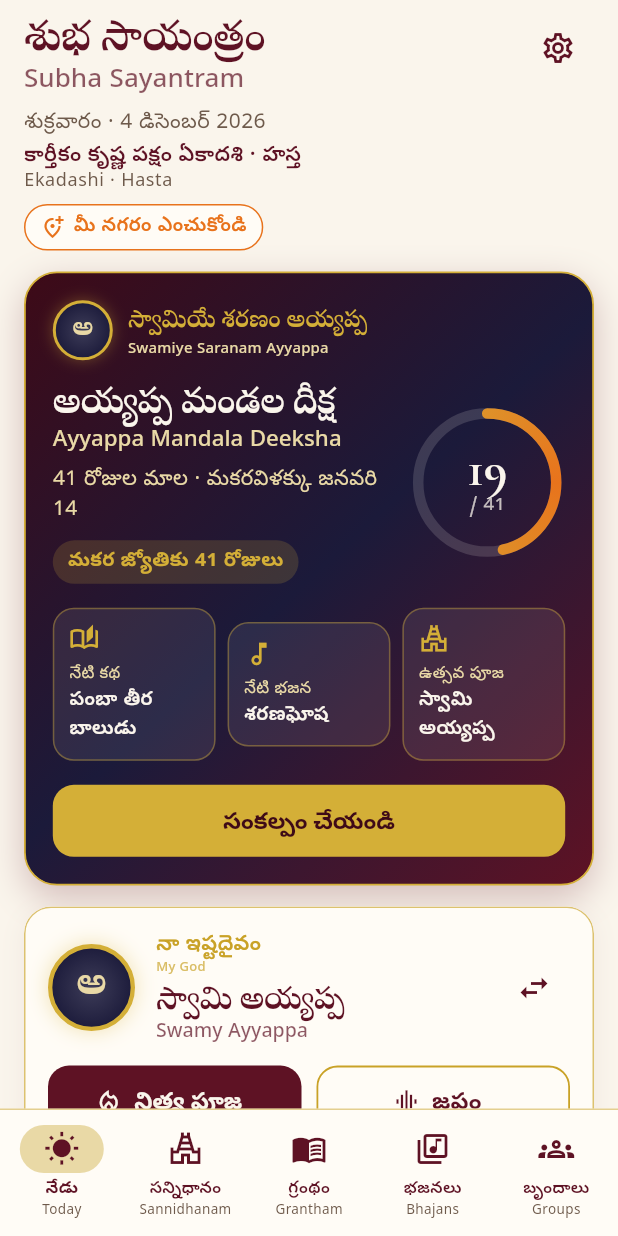
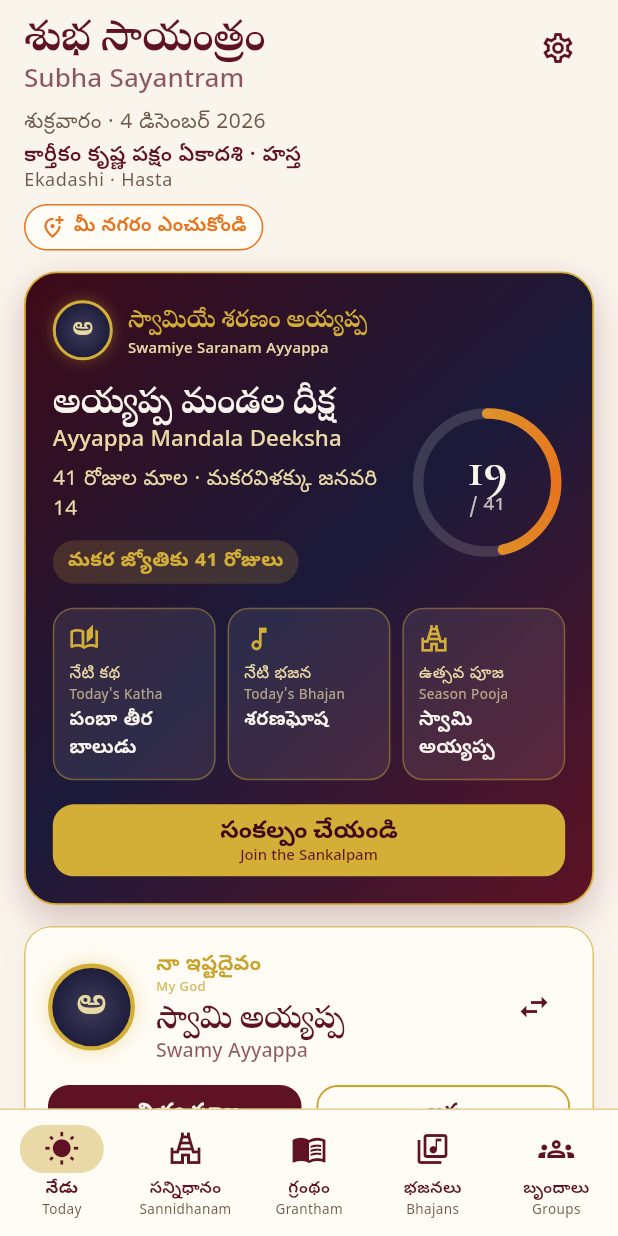
Before and after one commit to sharathvajrala/kalpam, a Flutter app: the KalpamShell screen opened directly, on a phone screen of 412 x 824 dp. Run offline on Flutter 3.47's test engine with Material 3 defaults, Android fonts, the phone set to English and light mode, and no system bars; our stand-ins replace flutter_tts, geolocator, material_ui, share_plus, shared_preferences; accounts and stored records are empty; statements that could not run were skipped.

Commit message:
Today group 1: bilingual labels throughout, equal-height hero tiles, review screenshots
Co-Authored-By: Claude Opus 5.5 <noreply@anthropic.com>
Claude-Session: https://claude.ai/code/session_01PxdLss4LD5BuUetDNkEMtc

```diff
--- a/lib/features/today/today_screen.dart
+++ b/lib/features/today/today_screen.dart
@@ -216,12 +216,13 @@ class FlagshipHero extends StatelessWidget {
         ]),
         if (state.phase != FlagshipPhase.teaser && state.phase != FlagshipPhase.closing) ...[
           const SizedBox(height: 16),
-          Row(children: [
+          IntrinsicHeight(child: Row(crossAxisAlignment: CrossAxisAlignment.stretch, children: [
             if (katha != null)
               Expanded(
                 child: _HeroTile(
                   icon: Icons.auto_stories_outlined,
                   label: l.todayKatha,
+                  label2: context.l2.todayKatha,
                   value: context.t(katha.title),
                   onTap: () => Navigator.of(context).push(MaterialPageRoute(builder: (_) => VratamScreen(vratamId: vratam!.id, initialTab: VratamTab.katha))),
                 ),
@@ -232,6 +233,7 @@ class FlagshipHero extends StatelessWidget {
                 child: _HeroTile(
                   icon: Icons.music_note_outlined,
                   label: l.todayBhajan,
+                  label2: context.l2.todayBhajan,
                   value: context.t(bhajan.title),
                   onTap: () => Navigator.of(context).push(MaterialPageRoute(builder: (_) => BhajanPlayerScreen(bhajanId: bhajan.id))),
                 ),
@@ -242,11 +244,12 @@ class FlagshipHero extends StatelessWidget {
               child: _HeroTile(
                 icon: Icons.temple_hindu_outlined,
                 label: l.seasonPooja,
+                  label2: context.l2.seasonPooja,
                 value: context.t(deity.name),
                 onTap: () => Navigator.of(context).push(MaterialPageRoute(builder: (_) => PoojaSetupScreen(deityId: deity.id))),
               ),
             ),
-          ]),
+          ])),
         ],
         if (state.phase == FlagshipPhase.teaser && vratam != null) ...[
           const SizedBox(height: 12),
@@ -259,10 +262,11 @@ class FlagshipHero extends StatelessWidget {
         ],
         const SizedBox(height: 16),
         if (state.phase == FlagshipPhase.closing && vratam != null && record != null)
-          _heroButton(context, l.beginUdyapanam, () => Navigator.of(context).push(
+          _heroButton(context, l.beginUdyapanam, context.l2.beginUdyapanam, () => Navigator.of(context).push(
               MaterialPageRoute(builder: (_) => VratamScreen(vratamId: vratam.id, initialTab: VratamTab.udyapanam))))
         else
-          _heroButton(context, joined ? l.continueLabel : l.joinSankalpam, openJoin, key: const ValueKey('hero-join')),
+          _heroButton(context, joined ? l.continueLabel : l.joinSankalpam,
+              joined ? context.l2.continueLabel : context.l2.joinSankalpam, openJoin, key: const ValueKey('hero-join')),
         if (state.phase == FlagshipPhase.closing && state.next != null) ...[
           const SizedBox(height: 10),
           Text(l.nextFlagship(context.t(state.next!.title)), style: const TextStyle(color: K.goldSoft, fontWeight: FontWeight.w600)),
@@ -271,21 +275,27 @@ class FlagshipHero extends StatelessWidget {
     );
   }
 
-  Widget _heroButton(BuildContext context, String label, VoidCallback onTap, {Key? key}) => SizedBox(
+  Widget _heroButton(BuildContext context, String label, String label2, VoidCallback onTap, {Key? key}) => SizedBox(
         width: double.infinity,
         child: FilledButton(
           key: key,
           style: FilledButton.styleFrom(backgroundColor: K.goldBright, foregroundColor: K.maroonDeep),
           onPressed: onTap,
-          child: Text(label),
+          child: Padding(
+            padding: const EdgeInsets.symmetric(vertical: 6),
+            child: BiPair(label, label2,
+                align: CrossAxisAlignment.center,
+                style: const TextStyle(fontSize: 16, fontWeight: FontWeight.w700, color: K.maroonDeep),
+                secondaryColor: K.maroon),
+          ),
         ),
       );
 }
 
 class _HeroTile extends StatelessWidget {
-  const _HeroTile({required this.icon, required this.label, required this.value, required this.onTap});
+  const _HeroTile({required this.icon, required this.label, required this.label2, required this.value, required this.onTap});
   final IconData icon;
-  final String label, value;
+  final String label, label2, value;
   final VoidCallback onTap;
   @override
   Widget build(BuildContext context) => Material(
@@ -302,6 +312,7 @@ class _HeroTile extends StatelessWidget {
               Icon(icon, color: K.goldBright, size: 20),
               const SizedBox(height: 6),
               Text(label, style: const TextStyle(color: K.goldSoft, fontSize: 11)),
+              Text(label2, style: TextStyle(color: K.goldSoft.withValues(alpha: 0.7), fontSize: 9)),
               Text(value, maxLines: 2, overflow: TextOverflow.ellipsis,
                   style: const TextStyle(color: K.ivory, fontSize: 13, fontWeight: FontWeight.w600)),
             ]),
@@ -399,7 +410,8 @@ class MyGodCard extends StatelessWidget {
                 Navigator.of(context).push(MaterialPageRoute(builder: (_) => PoojaSetupScreen(deityId: d.id)));
               },
               icon: const Icon(Icons.local_fire_department_outlined),
-              label: Text(context.l.dailyPooja),
+              label: BiPair(context.l.dailyPooja, context.l2.dailyPooja,
+                  style: const TextStyle(fontSize: 15, fontWeight: FontWeight.w600, color: K.ivory), secondaryColor: K.goldSoft),
             ),
           ),
           const SizedBox(width: 10),
@@ -414,7 +426,8 @@ class MyGodCard extends StatelessWidget {
                 }
               },
               icon: const Icon(Icons.graphic_eq),
-              label: Text(context.l.chanting),
+              label: BiPair(context.l.chanting, context.l2.chanting,
+                  style: const TextStyle(fontSize: 15, fontWeight: FontWeight.w600, color: K.maroon)),
             ),
           ),
         ]),
@@ -460,9 +473,10 @@ class _TodayStrip extends StatelessWidget {
     final wg = app.weekdayGod;
     final parayanam = app.repo.parayanamFor(app.today.weekday);
 
-    Widget cell(String label, String value, {String? sub}) => Expanded(
+    final l2 = context.l2;
+    Widget cell(String label, String label2, String value, {String? sub}) => Expanded(
           child: Column(crossAxisAlignment: CrossAxisAlignment.start, children: [
-            Text(label, style: tt.bodySmall),
+            Text('$label · $label2', style: tt.bodySmall),
             Text(value, style: tt.titleSmall?.copyWith(color: K.maroon, fontWeight: FontWeight.w700)),
             if (sub != null) Text(sub, style: tt.bodySmall?.copyWith(fontSize: 11)),
           ]),
@@ -480,17 +494,17 @@ class _TodayStrip extends StatelessWidget {
           ]),
           const GoldRule(),
           Row(children: [
-            cell(l.tithi, context.t(p.tithi.name), sub: l.until(fmtTime(context, p.tithi.endsAt))),
-            cell(l.nakshatram, context.t(p.nakshatra.name), sub: l.until(fmtTime(context, p.nakshatra.endsAt))),
+            cell(l.tithi, l2.tithi, context.t(p.tithi.name), sub: l.until(fmtTime(context, p.tithi.endsAt))),
+            cell(l.nakshatram, l2.nakshatram, context.t(p.nakshatra.name), sub: l.until(fmtTime(context, p.nakshatra.endsAt))),
           ]),
           const SizedBox(height: 10),
           Row(children: [
-            cell(l.sunrise, fmtTime(context, p.sunrise)),
-            cell(l.sunset, fmtTime(context, p.sunset)),
+            cell(l.sunrise, l2.sunrise, fmtTime(context, p.sunrise)),
+            cell(l.sunset, l2.sunset, fmtTime(context, p.sunset)),
           ]),
           const SizedBox(height: 10),
           Row(children: [
-            cell(l.rahuKalam, '${fmtTime(context, p.rahuKalam.start)} – ${fmtTime(context, p.rahuKalam.end)}'),
+            cell(l.rahuKalam, l2.rahuKalam, '${fmtTime(context, p.rahuKalam.start)} – ${fmtTime(context, p.rahuKalam.end)}'),
           ]),
         ]),
       ),
@@ -502,13 +516,15 @@ class _TodayStrip extends StatelessWidget {
             const SizedBox(width: 12),
             Expanded(
               child: Column(crossAxisAlignment: CrossAxisAlignment.start, children: [
-                Text(l.todayVratam, style: tt.bodySmall),
+                Text('${l.todayVratam} · ${l2.todayVratam}', style: tt.bodySmall),
                 BiL(r.name, style: tt.titleMedium?.copyWith(color: K.maroon)),
               ]),
             ),
             app.isRecurringJoined(r.id)
-                ? OutlinedButton.icon(onPressed: () => app.toggleRecurring(r.id), icon: const Icon(Icons.check), label: Text(l.joined))
-                : FilledButton(onPressed: () => app.toggleRecurring(r.id), child: Text(l.join)),
+                ? OutlinedButton.icon(onPressed: () => app.toggleRecurring(r.id), icon: const Icon(Icons.check),
+                    label: BiPair(l.joined, l2.joined, style: const TextStyle(fontWeight: FontWeight.w600, color: K.maroon)))
+                : FilledButton(onPressed: () => app.toggleRecurring(r.id),
+                    child: BiPair(l.join, l2.join, style: const TextStyle(fontWeight: FontWeight.w600, color: K.ivory), secondaryColor: K.goldSoft)),
           ]),
         ),
       ],
@@ -521,7 +537,7 @@ class _TodayStrip extends StatelessWidget {
             const SizedBox(width: 12),
             Expanded(
               child: Column(crossAxisAlignment: CrossAxisAlignment.start, children: [
-                Text('${l.weekdayGod} · ${context.t(p.weekdayName)}', style: tt.bodySmall),
+                Text('${l.weekdayGod} · ${l2.weekdayGod} — ${context.t(p.weekdayName)}', style: tt.bodySmall),
                 BiL(wg.name, style: tt.titleMedium?.copyWith(color: K.maroon)),
               ]),
             ),
```
Also changed, not shown: 3 other files.
